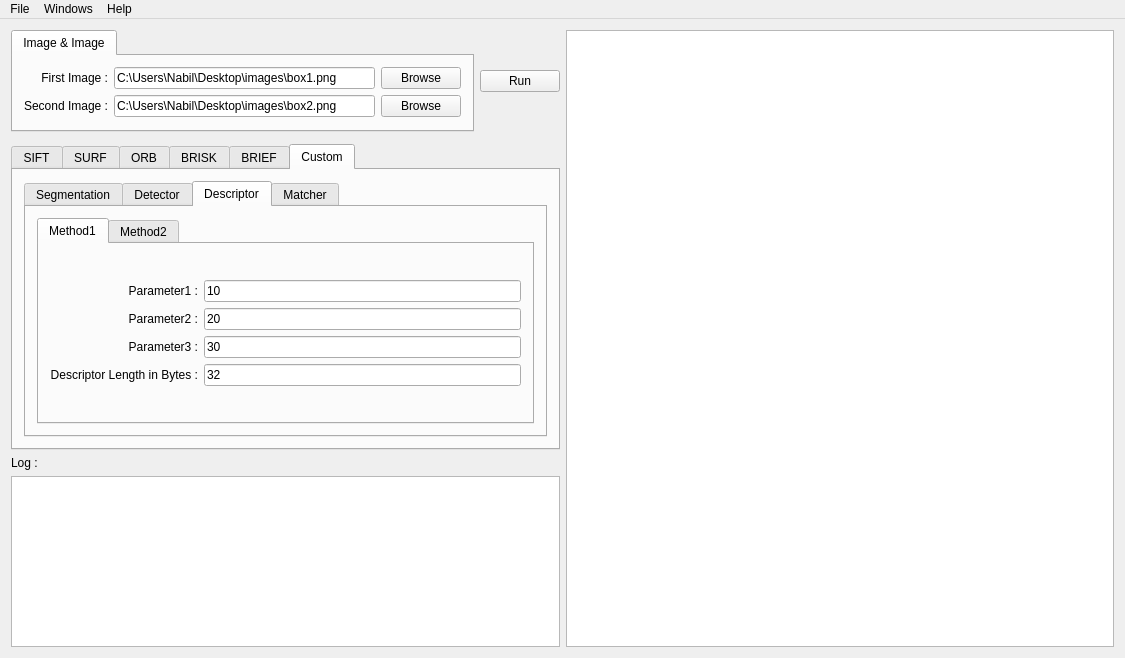
Before: the Qt Designer form source_code/mainwindow.ui in Aissa94/PFE_Project, drawn with Qt 5.
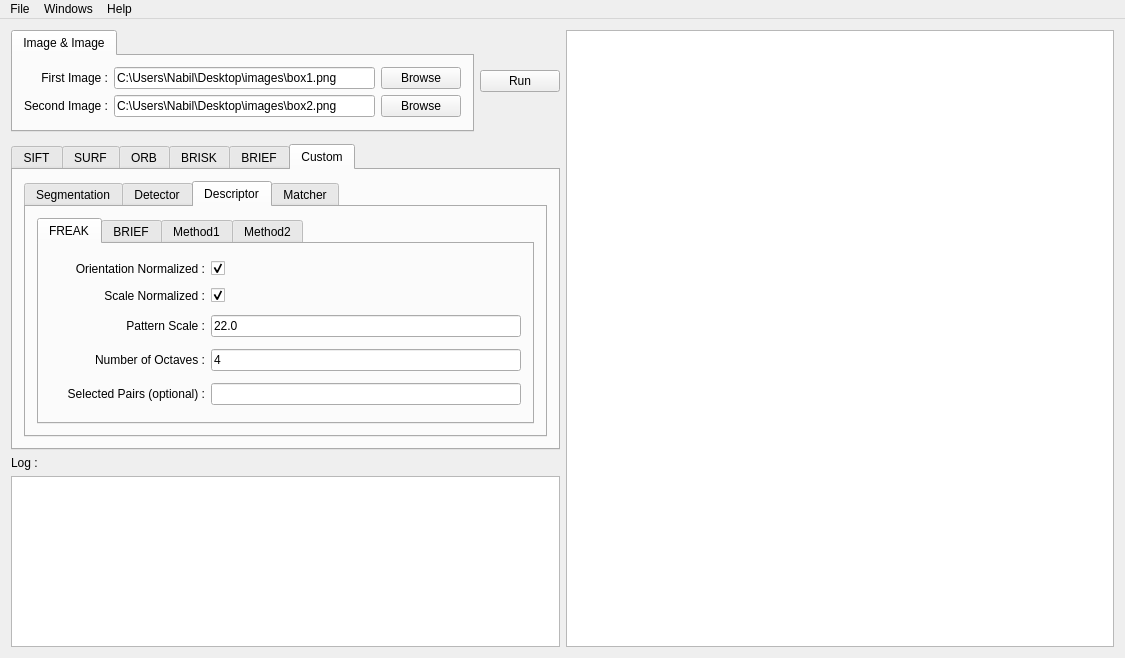
After: the same form once the commit is applied. The open tabs and pages were chosen to show the change.

Commit message: Custom with File Params

The edit to the form file:
```diff
--- a/source_code/mainwindow.ui
+++ b/source_code/mainwindow.ui
@@ -1356,6 +1356,178 @@
                 <property name="currentIndex">
                  <number>0</number>
                 </property>
+                <widget class="QWidget" name="tabDescriptorFreak">
+                 <attribute name="title">
+                  <string>FREAK</string>
+                 </attribute>
+                 <layout class="QGridLayout" name="descriptorFreakParams">
+                  <item row="0" column="0">
+                   <widget class="QLabel" name="descriptorFreakOrientationNormalizedLabel">
+                    <property name="text">
+                     <string>Orientation Normalized :</string>
+                    </property>
+                    <property name="alignment">
+                     <set>Qt::AlignRight|Qt::AlignTrailing|Qt::AlignVCenter</set>
+                    </property>
+                   </widget>
+                  </item>
+                  <item row="1" column="0">
+                   <widget class="QLabel" name="descriptorFreakScaleNormalizedLabel">
+                    <property name="text">
+                     <string>Scale Normalized :</string>
+                    </property>
+                    <property name="alignment">
+                     <set>Qt::AlignRight|Qt::AlignTrailing|Qt::AlignVCenter</set>
+                    </property>
+                   </widget>
+                  </item>
+                  <item row="2" column="0">
+                   <widget class="QLabel" name="descriptorFreakPatternScaleLabel">
+                    <property name="text">
+                     <string>Pattern Scale :</string>
+                    </property>
+                    <property name="alignment">
+                     <set>Qt::AlignRight|Qt::AlignTrailing|Qt::AlignVCenter</set>
+                    </property>
+                   </widget>
+                  </item>
+                  <item row="3" column="0">
+                   <widget class="QLabel" name="descriptorFreakNOctavesLabel">
+                    <property name="text">
+                     <string>Number of Octaves :</string>
+                    </property>
+                    <property name="alignment">
+                     <set>Qt::AlignRight|Qt::AlignTrailing|Qt::AlignVCenter</set>
+                    </property>
+                   </widget>
+                  </item>
+                  <item row="4" column="0">
+                   <widget class="QLabel" name="descriptorFreakNelectedPairsLabel">
+                    <property name="text">
+                     <string>Selected Pairs (optional) :</string>
+                    </property>
+                    <property name="alignment">
+                     <set>Qt::AlignRight|Qt::AlignTrailing|Qt::AlignVCenter</set>
+                    </property>
+                   </widget>
+                  </item>
+                  <item row="0" column="1" colspan="2">
+                   <widget class="QCheckBox" name="descriptorFreakOrientationNormalizedCheck">
+                    <property name="enabled">
+                     <bool>true</bool>
+                    </property>
+                    <property name="cursor">
+                     <cursorShape>PointingHandCursor</cursorShape>
+                    </property>
+                    <property name="checked">
+                     <bool>true</bool>
+                    </property>
+                   </widget>
+                  </item>
+                  <item row="1" column="1" colspan="2">
+                   <widget class="QCheckBox" name="descriptorFreakScaleNormalizedCheck">
+                    <property name="enabled">
+                     <bool>true</bool>
+                    </property>
+                    <property name="cursor">
+                     <cursorShape>PointingHandCursor</cursorShape>
+                    </property>
+                    <property name="checked">
+                     <bool>true</bool>
+                    </property>
+                   </widget>
+                  </item>
+                  <item row="2" column="1" colspan="2">
+                   <widget class="QLineEdit" name="descriptorFreakPatternScaleText">
+                    <property name="text">
+                     <string>22.0</string>
+                    </property>
+                   </widget>
+                  </item>
+                  <item row="3" column="1" colspan="2">
+                   <widget class="QLineEdit" name="descriptorFreakNOctavesText">
+                    <property name="text">
+                     <string>4</string>
+                    </property>
+                   </widget>
+                  </item>
+                  <item row="4" column="1" colspan="2">
+                   <widget class="QLineEdit" name="descriptorFreakSelectedPairsText">
+                    <property name="text">
+                     <string/>
+                    </property>
+                   </widget>
+                  </item>
+                 </layout>
+                </widget>
+                <widget class="QWidget" name="tabDescriptorBrief">
+                 <attribute name="title">
+                  <string>BRIEF</string>
+                 </attribute>
+                 <layout class="QGridLayout" name="gridLayout_13">
+                  <item row="0" column="0">
+                   <layout class="QGridLayout" name="descriptorBriefParams">
+                    <item row="0" column="0">
+                     <widget class="QLabel" name="descriptorBriefPATCH_SIZELabel">
+                      <property name="text">
+                       <string>Patch Size :</string>
+                      </property>
+                      <property name="alignment">
+                       <set>Qt::AlignRight|Qt::AlignTrailing|Qt::AlignVCenter</set>
+                      </property>
+                     </widget>
+                    </item>
+                    <item row="1" column="0">
+                     <widget class="QLabel" name="descriptorBriefKERNEL_SIZELabel">
+                      <property name="text">
+                       <string>Kernel Size :</string>
+                      </property>
+                      <property name="alignment">
+                       <set>Qt::AlignRight|Qt::AlignTrailing|Qt::AlignVCenter</set>
+                      </property>
+                     </widget>
+                    </item>
+                    <item row="2" column="0">
+                     <widget class="QLabel" name="descriptorBriefLengthLabel">
+                      <property name="text">
+                       <string>Descriptor Length in Bytes :</string>
+                      </property>
+                      <property name="alignment">
+                       <set>Qt::AlignRight|Qt::AlignTrailing|Qt::AlignVCenter</set>
+                      </property>
+                     </widget>
+                    </item>
+                    <item row="0" column="1">
+                     <widget class="QLineEdit" name="descriptorBriefPATCH_SIZEText">
+                      <property name="enabled">
+                       <bool>false</bool>
+                      </property>
+                      <property name="text">
+                       <string>48</string>
+                      </property>
+                     </widget>
+                    </item>
+                    <item row="1" column="1">
+                     <widget class="QLineEdit" name="descriptorBriefKERNEL_SIZEText">
+                      <property name="enabled">
+                       <bool>false</bool>
+                      </property>
+                      <property name="text">
+                       <string>9</string>
+                      </property>
+                     </widget>
+                    </item>
+                    <item row="2" column="1">
+                     <widget class="QLineEdit" name="descriptorBriefLengthText">
+                      <property name="text">
+                       <string>32</string>
+                      </property>
+                     </widget>
+                    </item>
+                   </layout>
+                  </item>
+                 </layout>
+                </widget>
                 <widget class="QWidget" name="tabDescriptorMethod1">
                  <attribute name="title">
                   <string>Method1</string>
```
Left out of the diff: 88 changed lines with no effect on the pictures. Lines whose indentation alone changed are shown as unchanged. The commit also changes 3 other files.
